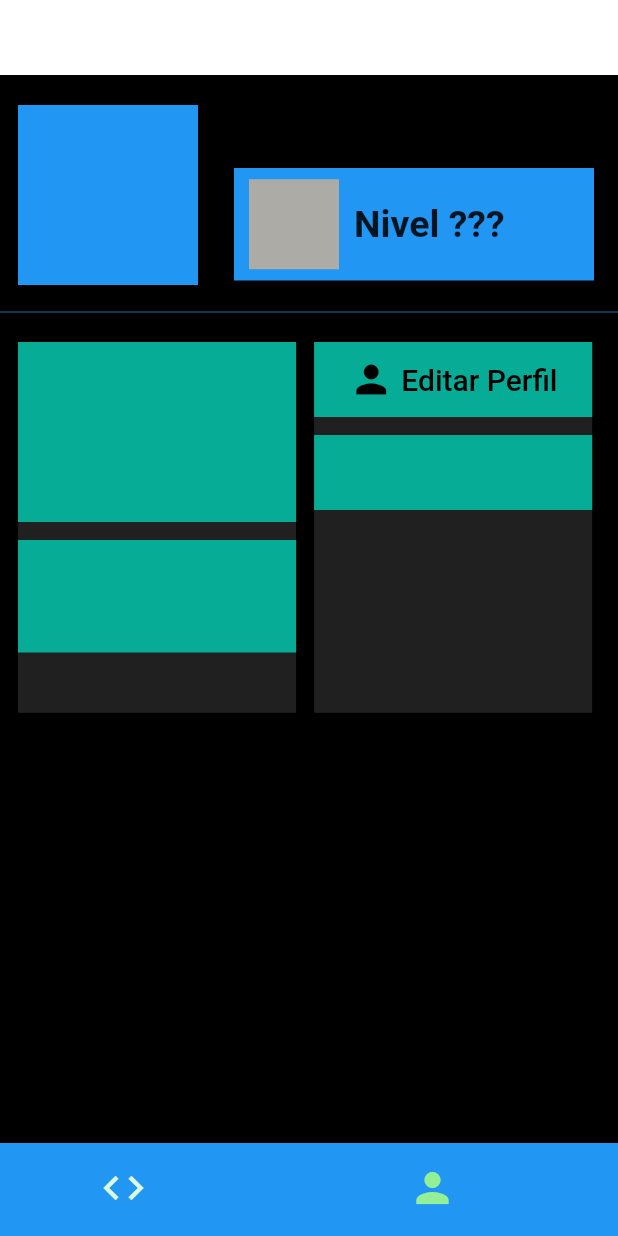
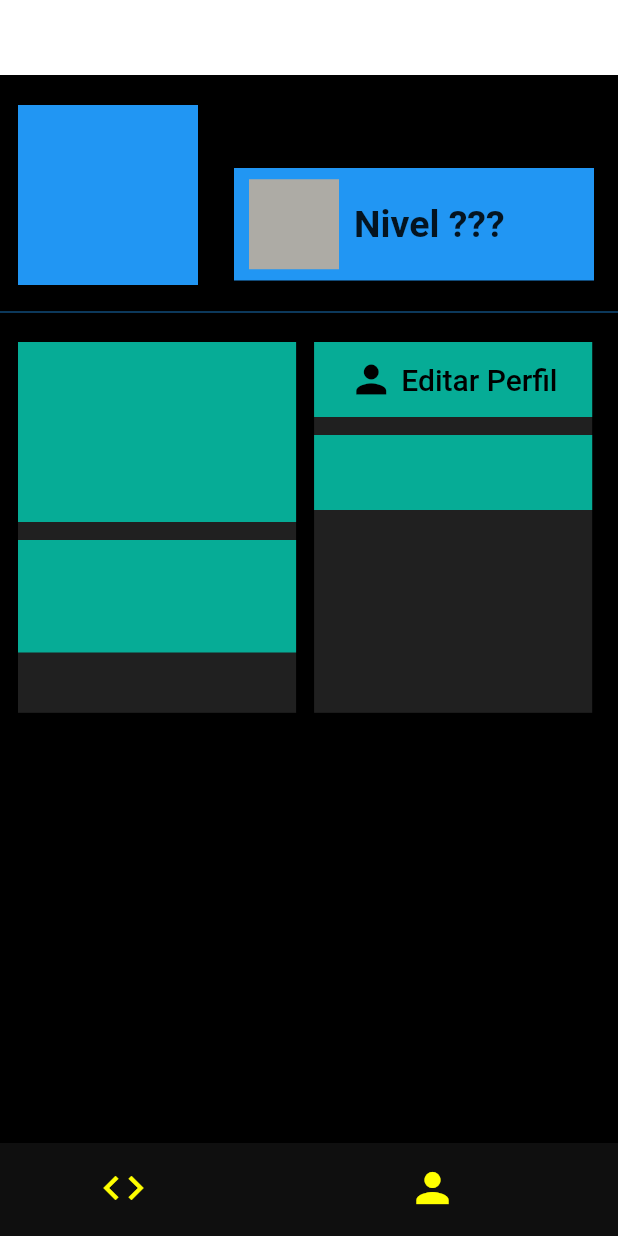
Before and after one commit to Ludige/CodeBreak, a Flutter app: the screen it shows after launch, item 2 of the bottom bar chosen, on a phone screen of 412 x 824 dp. Run offline on Flutter 3.47's test engine with Material 2 defaults, Android fonts, the phone set to English and light mode, and no system bars; our stand-ins replace get; Roboto replaces fonts that are missing (Imprima-Regular).

Commit message:
Color Change

```diff
--- a/lib/Components/navigation_component.dart
+++ b/lib/Components/navigation_component.dart
@@ -31,14 +31,17 @@ class _BottomNavigationComponentState extends State<BottomNavigationComponent> {
       }),
       items: const [
         BottomNavigationBarItem(
-          icon: Icon(Icons.code),
+          icon: Icon(Icons.code, color: Colors.yellowAccent),
           label: "Home",
-          backgroundColor: Colors.blue,
+          backgroundColor: Color.fromARGB(255, 15, 15, 15),
         ),
         BottomNavigationBarItem(
-          icon: Icon(Icons.person),
+          icon: Icon(
+            Icons.person,
+            color: Colors.yellowAccent,
+          ),
           label: "Profile",
-          backgroundColor: Colors.blue,
+          backgroundColor: Color.fromARGB(255, 15, 15, 15),
         )
       ],
     );
```
